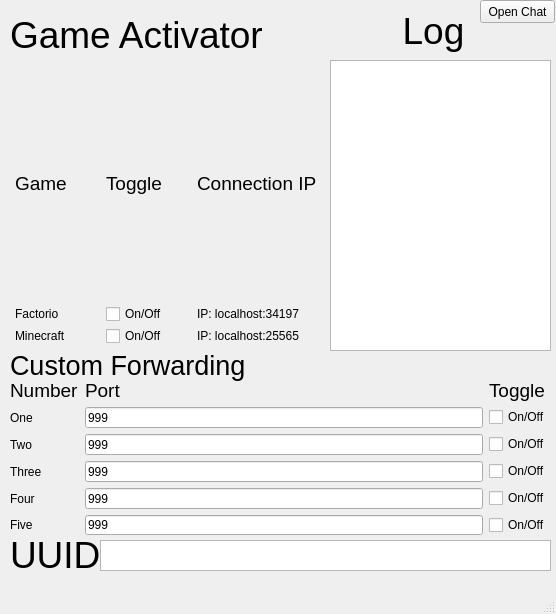
Above: src/main/python/main.ui from Mac898/MagmaGameClient before the change. Below: the same form after it.
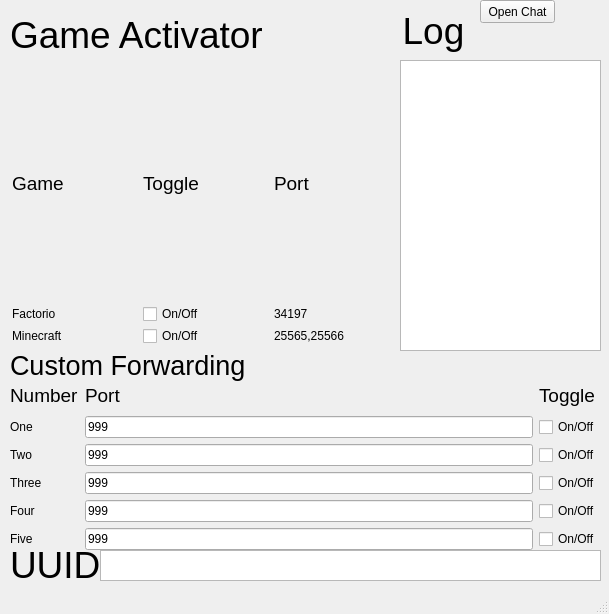
That is the form after the change.

```diff
--- a/src/main/python/main.ui
+++ b/src/main/python/main.ui
@@ -6,7 +6,7 @@
    <rect>
     <x>0</x>
     <y>0</y>
-    <width>556</width>
+    <width>609</width>
     <height>614</height>
    </rect>
   </property>
@@ -55,8 +55,8 @@
      <rect>
       <x>10</x>
       <y>380</y>
-      <width>541</width>
-      <height>155</height>
+      <width>591</width>
+      <height>170</height>
      </rect>
     </property>
     <layout class="QGridLayout" name="gridLayout">
@@ -206,9 +206,9 @@
    <widget class="QTextBrowser" name="textBrowser">
     <property name="geometry">
      <rect>
-      <x>330</x>
+      <x>400</x>
       <y>60</y>
-      <width>221</width>
+      <width>201</width>
       <height>291</height>
      </rect>
     </property>
@@ -239,25 +239,25 @@
      <rect>
       <x>10</x>
       <y>60</y>
-      <width>312</width>
+      <width>387</width>
       <height>291</height>
      </rect>
     </property>
     <layout class="QGridLayout" name="gridLayout_2">
      <property name="leftMargin">
-      <number>5</number>
+      <number>2</number>
      </property>
      <property name="topMargin">
       <number>5</number>
      </property>
      <property name="rightMargin">
-      <number>5</number>
+      <number>2</number>
      </property>
      <property name="bottomMargin">
       <number>5</number>
      </property>
      <property name="horizontalSpacing">
-      <number>20</number>
+      <number>10</number>
      </property>
      <property name="verticalSpacing">
       <number>2</number>
@@ -286,14 +286,14 @@
      <item row="1" column="2">
       <widget class="QLabel" name="label_2">
        <property name="text">
-        <string>IP: localhost:34197</string>
+        <string>34197</string>
        </property>
       </widget>
      </item>
      <item row="2" column="2">
       <widget class="QLabel" name="label_3">
        <property name="text">
-        <string>IP: localhost:25565</string>
+        <string>25565,25566</string>
        </property>
       </widget>
      </item>
@@ -336,7 +336,7 @@
         </font>
        </property>
        <property name="text">
-        <string>Connection IP</string>
+        <string>Port</string>
        </property>
       </widget>
      </item>
@@ -346,7 +346,7 @@
     <property name="geometry">
      <rect>
       <x>10</x>
-      <y>530</y>
+      <y>540</y>
       <width>121</width>
       <height>50</height>
      </rect>
@@ -364,8 +364,8 @@
     <property name="geometry">
      <rect>
       <x>100</x>
-      <y>540</y>
-      <width>451</width>
+      <y>550</y>
+      <width>501</width>
       <height>31</height>
      </rect>
     </property>
```
